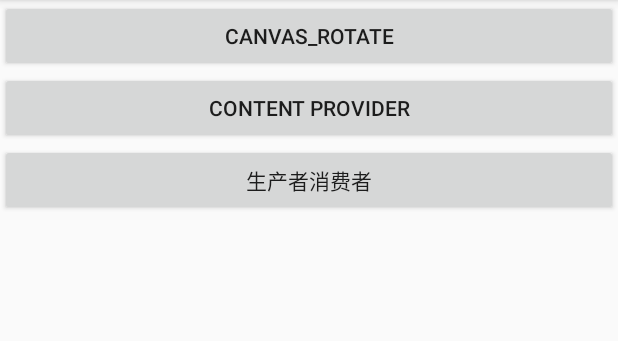
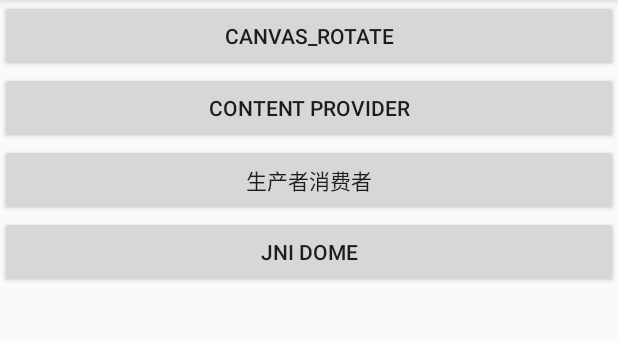
Before and after one commit to Linus-Smith/Android-rehearsal, an Android app: the screen it shows after launch (MainActivity), on a phone screen of 412 x 824 dp, the part 84-425 px from its top. Run offline under Robolectric (Android 15) with nearby library versions, the phone set to English and light mode, and no system bars.

Commit message:
[MD] add jni dome

```diff
--- a/MDevelopers/build.gradle
+++ b/MDevelopers/build.gradle
@@ -20,6 +20,12 @@ android {
             proguardFiles getDefaultProguardFile('proguard-android.txt'), 'proguard-rules.pro'
         }
     }
+    sourceSets { main { jni.srcDirs = ['src/main/jni', 'src/main/jni/'] } }
+    externalNativeBuild {
+        ndkBuild {
+            path 'src/main/jni/Android.mk'
+        }
+    }
 }
 
 dependencies {
--- a/MDevelopers/src/main/AndroidManifest.xml
+++ b/MDevelopers/src/main/AndroidManifest.xml
@@ -29,7 +29,8 @@
 
         <activity android:name=".activity.CanvasRotate" />
         <activity android:name=".activity.ContentProviderActivity" />
-        <activity android:name=".activity.ThreadDomeOne"></activity>
+        <activity android:name=".activity.ThreadDomeOne" />
+        <activity android:name=".activity.JniDomeActivity"></activity>
     </application>
 
 </manifest>
--- a/MDevelopers/src/main/java/com/yang/mdevelopers/MainActivity.java
+++ b/MDevelopers/src/main/java/com/yang/mdevelopers/MainActivity.java
@@ -7,6 +7,7 @@ import android.view.View;
 
 import com.yang.mdevelopers.activity.CanvasRotate;
 import com.yang.mdevelopers.activity.ContentProviderActivity;
+import com.yang.mdevelopers.activity.JniDomeActivity;
 import com.yang.mdevelopers.activity.ThreadDomeOne;
 
 public class MainActivity extends AppCompatActivity implements View.OnClickListener{
@@ -20,6 +21,7 @@ public class MainActivity extends AppCompatActivity implements View.OnClickListe
         findViewById(R.id.bt_canvas_rotate).setOnClickListener(this);
         findViewById(R.id.bt_provider).setOnClickListener(this);
         findViewById(R.id.bt_thread_one).setOnClickListener(this);
+        findViewById(R.id.bt_jni_dome).setOnClickListener(this);
     }
 
     @Override
@@ -35,6 +37,9 @@ public class MainActivity extends AppCompatActivity implements View.OnClickListe
             case R.id.bt_thread_one:
                 mIntent.setClass(this, ThreadDomeOne.class);
                 break;
+            case R.id.bt_jni_dome:
+                mIntent.setClass(this, JniDomeActivity.class);
+                break;
         }
         startActivity(mIntent);
     }
--- a/MDevelopers/src/main/java/com/yang/mdevelopers/activity/ThreadDomeOne.java
+++ b/MDevelopers/src/main/java/com/yang/mdevelopers/activity/ThreadDomeOne.java
@@ -3,13 +3,9 @@ package com.yang.mdevelopers.activity;
 import android.support.v7.app.AppCompatActivity;
 import android.os.Bundle;
 import android.view.Menu;
-import android.view.MenuInflater;
 
 import com.yang.mdevelopers.R;
 
-import java.util.ArrayList;
-import java.util.List;
-import java.util.Objects;
 
 public class ThreadDomeOne extends AppCompatActivity {
 
--- a/MDevelopers/src/main/res/layout/activity_main.xml
+++ b/MDevelopers/src/main/res/layout/activity_main.xml
@@ -23,5 +23,11 @@
         android:layout_height="wrap_content"
         android:text="生产者消费者"/>
 
+    <Button
+        android:id="@+id/bt_jni_dome"
+        android:layout_width="match_parent"
+        android:layout_height="wrap_content"
+        android:text="JNI DOME"/>
+
 
 </LinearLayout>
```
Also changed, not shown: MDevelopers/src/main/java/com/yang/mdevelopers/activity/JniDomeActivity.java (added, +28 -0 lines), MDevelopers/src/main/res/layout/activity_jni_dome.xml (added, +19 -0 lines), 3 other files.
